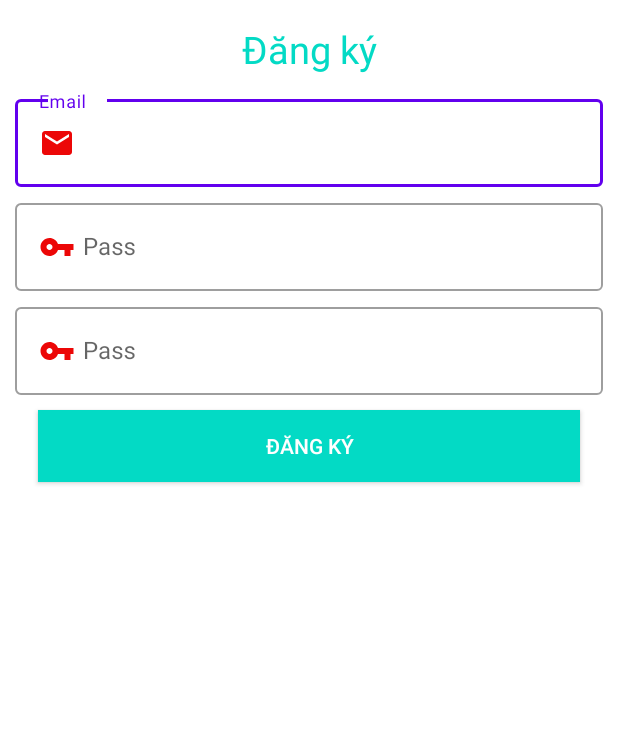
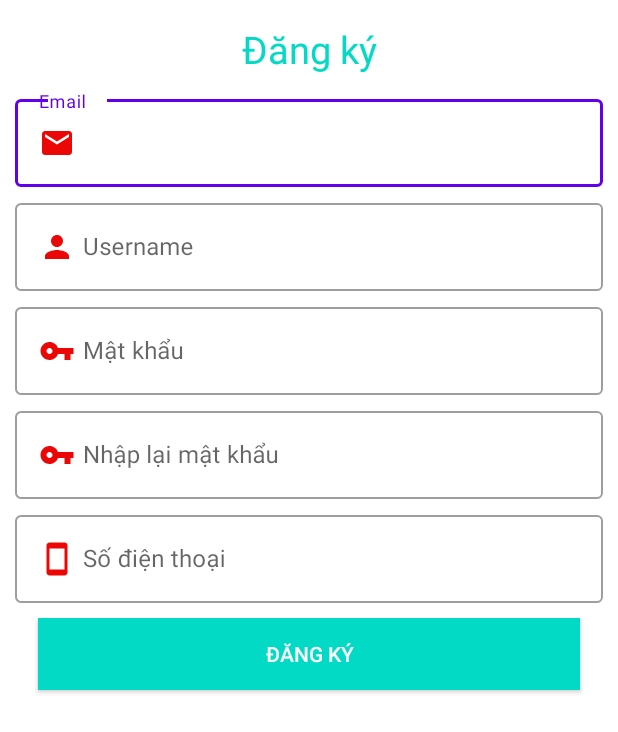
Before and after one commit to Nguyenvsang/AppBanDoChoi, an Android app: the DangKyActivity screen opened directly, with no data from a screen before it, on a phone screen of 412 x 824 dp. Shown: the top 732 px of the screen. Run offline under Robolectric (Android 15) with nearby library versions, the phone set to English and light mode, and no system bars.

Commit message:
cập nhật giao diện quản lý

```diff
--- a/app/build.gradle
+++ b/app/build.gradle
@@ -42,4 +42,6 @@ dependencies {
     implementation 'com.airbnb.android:lottie:6.0.0'
     //brade
     implementation 'com.nex3z:notification-badge:1.0.4'
+    //neumorphirm
+    implementation 'com.github.fornewid:neumorphism:0.3.2'
 }
--- a/app/src/main/AndroidManifest.xml
+++ b/app/src/main/AndroidManifest.xml
@@ -13,6 +13,9 @@
         android:supportsRtl="true"
         android:theme="@style/Theme.AppBanDoChoi"
         tools:targetApi="31">
+        <activity
+            android:name=".QuanLyActivity"
+            android:exported="false" />
         <activity
             android:name=".SearchActivity"
             android:exported="false" />
--- /dev/null
+++ b/app/src/main/res/drawable/ic_delete_24.xml
@@ -0,0 +1,5 @@
+<vector android:height="24dp" android:tint="#EC0707"
+    android:viewportHeight="24" android:viewportWidth="24"
+    android:width="24dp" xmlns:android="http://schemas.android.com/apk/res/android">
+    <path android:fillColor="@android:color/white" android:pathData="M6,19c0,1.1 0.9,2 2,2h8c1.1,0 2,-0.9 2,-2V7H6v12zM19,4h-3.5l-1,-1h-5l-1,1H5v2h14V4z"/>
+</vector>
--- /dev/null
+++ b/app/src/main/res/drawable/ic_smartphone_24.xml
@@ -0,0 +1,5 @@
+<vector android:height="24dp" android:tint="#EC0707"
+    android:viewportHeight="24" android:viewportWidth="24"
+    android:width="24dp" xmlns:android="http://schemas.android.com/apk/res/android">
+    <path android:fillColor="@android:color/white" android:pathData="M17,1.01L7,1c-1.1,0 -2,0.9 -2,2v18c0,1.1 0.9,2 2,2h10c1.1,0 2,-0.9 2,-2V3c0,-1.1 -0.9,-1.99 -2,-1.99zM17,19H7V5h10v14z"/>
+</vector>
--- a/app/src/main/res/layout/activity_dang_ky.xml
+++ b/app/src/main/res/layout/activity_dang_ky.xml
@@ -44,11 +44,11 @@
         android:layout_width="match_parent"
         android:layout_height="wrap_content">
         <com.google.android.material.textfield.TextInputEditText
-            android:hint="Pass"
+            android:hint="Username"
+            android:inputType="text"
             android:layout_marginLeft="10dp"
             android:layout_marginRight="10dp"
-            android:inputType="textPassword"
-            android:drawableLeft="@drawable/ic_baseline_vpn_key_24"
+            android:drawableLeft="@drawable/ic_person_24"
             android:drawablePadding="5dp"
             android:layout_width="match_parent"
             android:layout_height="wrap_content"/>
@@ -63,7 +63,7 @@
         android:layout_width="match_parent"
         android:layout_height="wrap_content">
         <com.google.android.material.textfield.TextInputEditText
-            android:hint="Pass"
+            android:hint="Mật khẩu"
             android:layout_marginLeft="10dp"
             android:layout_marginRight="10dp"
             android:inputType="textPassword"
@@ -74,9 +74,47 @@
 
     </com.google.android.material.textfield.TextInputLayout>
 
+    <com.google.android.material.textfield.TextInputLayout
+        app:layout_constraintTop_toBottomOf="@id/line3"
+        android:layout_marginTop="5dp"
+        android:id="@+id/line4"
+        style="@style/Widget.MaterialComponents.TextInputLayout.OutlinedBox"
+        android:layout_width="match_parent"
+        android:layout_height="wrap_content">
+        <com.google.android.material.textfield.TextInputEditText
+            android:hint="Nhập lại mật khẩu"
+            android:layout_marginLeft="10dp"
+            android:layout_marginRight="10dp"
+            android:inputType="textPassword"
+            android:drawableLeft="@drawable/ic_baseline_vpn_key_24"
+            android:drawablePadding="5dp"
+            android:layout_width="match_parent"
+            android:layout_height="wrap_content"/>
+
+    </com.google.android.material.textfield.TextInputLayout>
+
+    <com.google.android.material.textfield.TextInputLayout
+        app:layout_constraintTop_toBottomOf="@id/line4"
+        android:layout_marginTop="5dp"
+        android:id="@+id/line5"
+        style="@style/Widget.MaterialComponents.TextInputLayout.OutlinedBox"
+        android:layout_width="match_parent"
+        android:layout_height="wrap_content">
+        <com.google.android.material.textfield.TextInputEditText
+            android:hint="Số điện thoại"
+            android:layout_marginLeft="10dp"
+            android:layout_marginRight="10dp"
+            android:inputType="phone"
+            android:drawableLeft="@drawable/ic_smartphone_24"
+            android:drawablePadding="5dp"
+            android:layout_width="match_parent"
+            android:layout_height="wrap_content"/>
+
+    </com.google.android.material.textfield.TextInputLayout>
+
     <androidx.appcompat.widget.AppCompatButton
         android:id="@+id/btndangky"
-        app:layout_constraintTop_toBottomOf="@+id/line3"
+        app:layout_constraintTop_toBottomOf="@+id/line5"
         android:background="@color/colortext"
         android:layout_marginRight="25dp"
         android:layout_marginLeft="25dp"
--- a/app/src/main/res/layout/activity_dang_nhap.xml
+++ b/app/src/main/res/layout/activity_dang_nhap.xml
@@ -45,6 +45,7 @@
         android:layout_height="wrap_content">
         <com.google.android.material.textfield.TextInputEditText
             android:hint="Mật khẩu"
+            android:id="@+id/pass"
             android:layout_marginLeft="10dp"
             android:layout_marginRight="10dp"
             android:inputType="textPassword"
--- a/app/src/main/res/layout/item_giohang.xml
+++ b/app/src/main/res/layout/item_giohang.xml
@@ -82,6 +82,12 @@
                     android:layout_width="0dp"
                     android:layout_height="wrap_content"/>
             </LinearLayout>
+            <CheckBox
+                android:padding="5dp"
+                android:layout_marginLeft="10dp"
+                android:id="@+id/item_giohang_check"
+                android:layout_width="wrap_content"
+                android:layout_height="wrap_content"/>
         </LinearLayout>
     </LinearLayout>
 
--- a/app/src/main/res/values/colors.xml
+++ b/app/src/main/res/values/colors.xml
@@ -13,4 +13,9 @@
     <color name="green">#00FF00</color>
 
     <color name="colortext">#FF03DAC5</color>
+
+    <color name="text_color">#1E4175</color>
+    <color name="background_color">#ecf0f3</color>
+    <color name="highlight">#ffffff</color>
+    <color name="shadow_color">#d9dbde</color>
 </resources>
--- a/app/src/main/res/values/themes.xml
+++ b/app/src/main/res/values/themes.xml
@@ -13,4 +13,9 @@
         <item name="android:statusBarColor">?attr/colorPrimaryVariant</item>
         <!-- Customize your theme here. -->
     </style>
+
+    <style name="neumorphirmcard">
+        <item name="neumorph_cornerFamily">rounded</item>
+        <item name="neumorph_cornerSize">12dp</item>
+    </style>
 </resources>
--- a/settings.gradle
+++ b/settings.gradle
@@ -10,6 +10,7 @@ dependencyResolutionManagement {
     repositories {
         google()
         mavenCentral()
+        maven { url "https://jitpack.io" }
     }
 }
 rootProject.name = "AppBanDoChoi"
```
Also changed, not shown: app/src/main/java/com/example/appbandochoi/activity/QuanLyActivity.java (added, +16 -0 lines), app/src/main/res/layout/activity_quan_ly.xml (added, +131 -0 lines).
